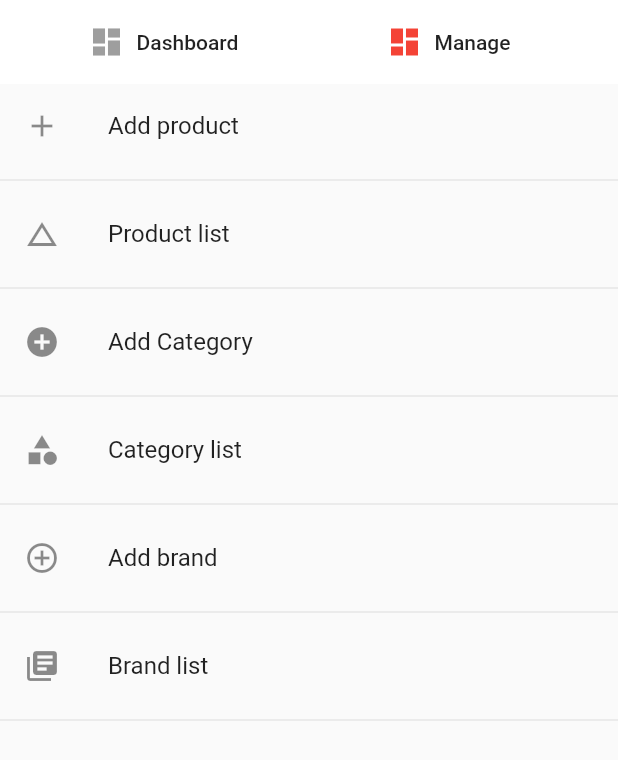
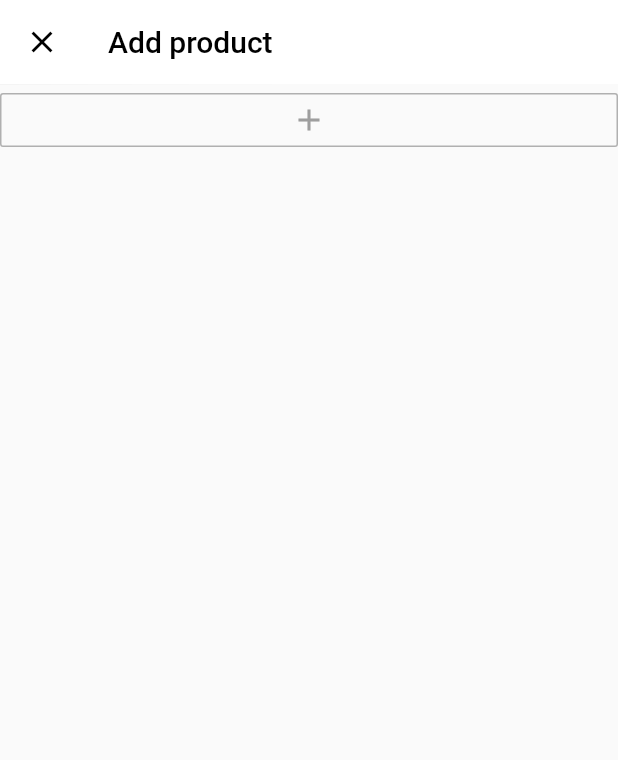
Before and after one commit to tianna1121/flutter_ecom_admin, a Flutter app: the screen it shows after launch, after a tap on "Manage", after a tap on "Add product", on a phone screen of 412 x 824 dp. Shown: the top 760 px of the screen. Run offline on Flutter 3.47's test engine with Material 2 defaults, Android fonts, the phone set to English and light mode, and no system bars; our stand-ins replace cloud_firestore, fluttertoast, image_picker; accounts and stored records are empty.

```diff
--- /dev/null
+++ b/lib/screens/add_product.dart
@@ -0,0 +1,40 @@
+import 'package:flutter/material.dart';
+import 'package:image_picker/image_picker.dart';
+
+class AddProduct extends StatefulWidget {
+  @override
+  _AddProductState createState() => _AddProductState();
+}
+
+class _AddProductState extends State<AddProduct> {
+  @override
+  Widget build(BuildContext context) {
+    return Scaffold(
+      appBar: AppBar(
+        elevation: 0.1,
+        backgroundColor: Colors.white,
+        leading: Icon(
+          Icons.close,
+          color: Colors.black,
+        ),
+        title: Text(
+          'Add product',
+          style: TextStyle(color: Colors.black),
+        ),
+      ),
+      body: ListView(
+        children: <Widget>[
+          OutlineButton(
+            borderSide:
+                BorderSide(color: Colors.grey.withOpacity(0.8), width: 1.0),
+            onPressed: () {},
+            child: Icon(
+              Icons.add,
+              color: Colors.grey,
+            ),
+          )
+        ],
+      ),
+    );
+  }
+}
--- a/lib/screens/admin.dart
+++ b/lib/screens/admin.dart
@@ -1,4 +1,5 @@
 import 'package:flutter/material.dart';
+import 'package:flutter_ecom_admin/screens/add_product.dart';
 import 'package:fluttertoast/fluttertoast.dart';
 import '../db/category.dart';
 import '../db/brand.dart';
@@ -188,7 +189,10 @@ class _AdminState extends State<Admin> {
             ListTile(
               leading: Icon(Icons.add),
               title: Text('Add product'),
-              onTap: () {},
+              onTap: () {
+                Navigator.push(
+                    context, MaterialPageRoute(builder: (_) => AddProduct()));
+              },
             ),
             Divider(),
             ListTile(
--- /dev/null
+++ b/lib/utils/colors_utils.dart
@@ -0,0 +1,3 @@
+import 'package:flutter/material.dart';
+
+class ColorsUtil {}
--- a/pubspec.yaml
+++ b/pubspec.yaml
@@ -31,6 +31,7 @@ dependencies:
   shared_preferences:
   fluttertoast:
   firebase_database:
+  image_picker:
 
 dev_dependencies:
   flutter_test:
```
Also changed, not shown: pubspec.lock, 1 other file.
